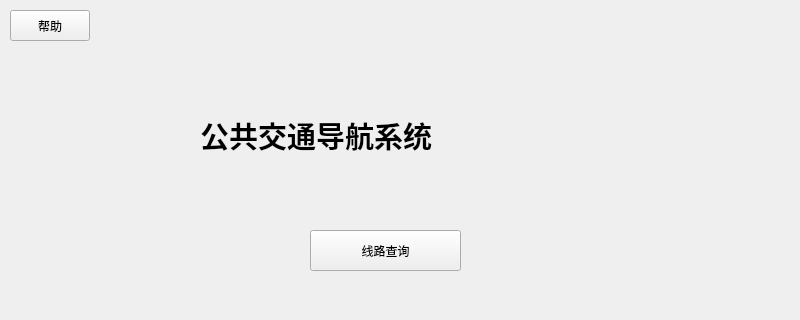
The window that Transit/mainwindow.ui (Nqn7mi-mylove/NJUPT-ProgramWeek) describes before a commit, drawn with Qt 5; both pictures show x 0 to 800 and y 0 to 320 of the 800 by 600 pixel window.
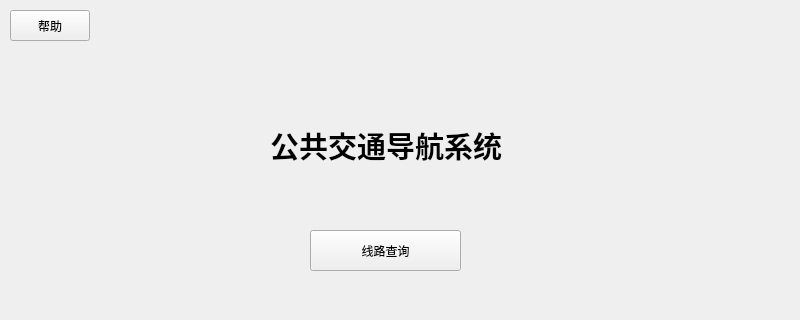
The same window after the commit.

What changed in the file:
```diff
--- a/Transit/mainwindow.ui
+++ b/Transit/mainwindow.ui
@@ -30,8 +30,8 @@
    <widget class="QLabel" name="label">
     <property name="geometry">
      <rect>
-      <x>200</x>
-      <y>110</y>
+      <x>270</x>
+      <y>120</y>
       <width>491</width>
       <height>51</height>
      </rect>
```
Left out of the diff: 2 changed lines with no effect on the pictures.
